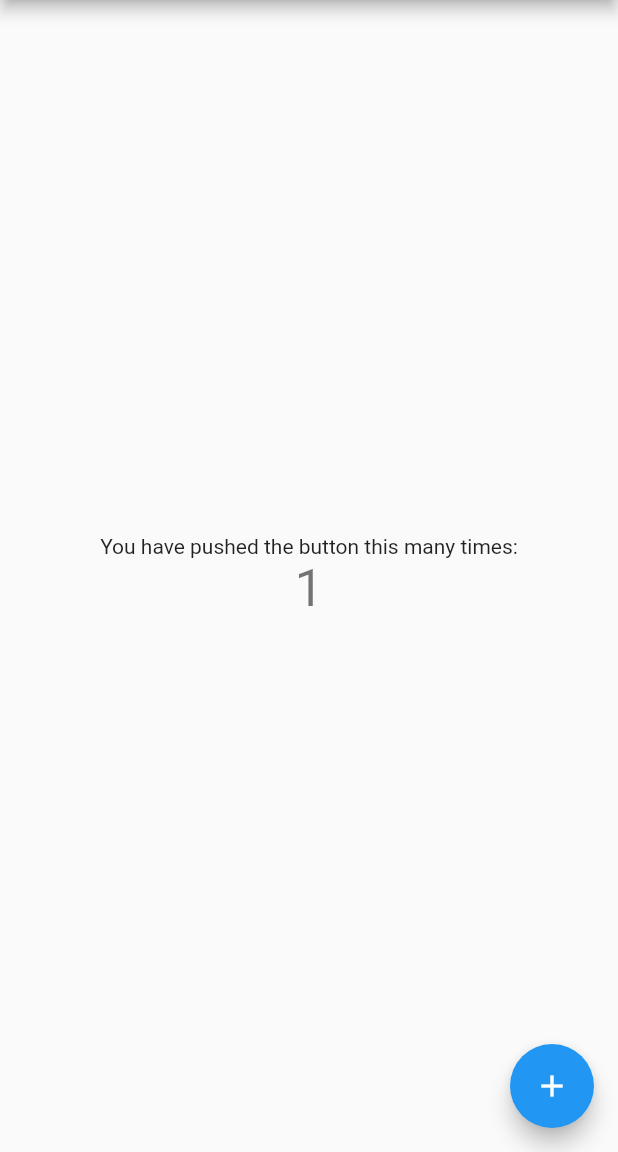
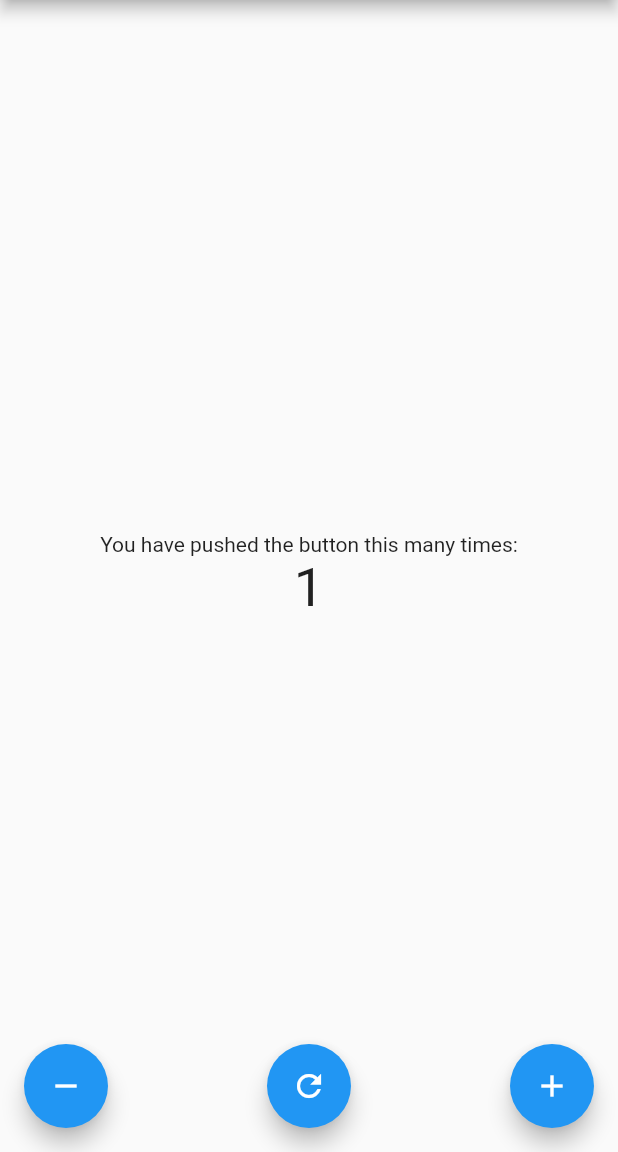
Before and after one commit to tablee425/redux-sample-flutter, a Flutter app: the screen it shows after launch, after a tap on the "add" icon, on a phone screen of 412 x 824 dp, the part 84-1236 px from its top. Run offline on Flutter 3.47's test engine with Material 2 defaults, Android fonts, the phone set to English and light mode, and no system bars; our stand-ins replace flutter_redux, redux.

Commit message:
add sample view

```diff
--- a/redux_sample_flutter/lib/main.dart
+++ b/redux_sample_flutter/lib/main.dart
@@ -31,87 +31,93 @@ class MyApp extends StatelessWidget {
   }
 }
 
-class MyHomePage extends StatefulWidget {
+class MyHomePage extends StatelessWidget {
   MyHomePage({Key key, this.title}) : super(key: key);
-
-  // This widget is the home page of your application. It is stateful, meaning
-  // that it has a State object (defined below) that contains fields that affect
-  // how it looks.
-
-  // This class is the configuration for the state. It holds the values (in this
-  // case the title) provided by the parent (in this case the App widget) and
-  // used by the build method of the State. Fields in a Widget subclass are
-  // always marked "final".
-
   final String title;
 
   @override
-  _MyHomePageState createState() => _MyHomePageState();
-}
-
-class _MyHomePageState extends State<MyHomePage> {
-  int _counter = 0;
-
-  void _incrementCounter() {
-    setState(() {
-      // This call to setState tells the Flutter framework that something has
-      // changed in this State, which causes it to rerun the build method below
-      // so that the display can reflect the updated values. If we changed
-      // _counter without calling setState(), then the build method would not be
-      // called again, and so nothing would appear to happen.
-      _counter++;
-    });
-  }
-
-  @override
   Widget build(BuildContext context) {
-    // This method is rerun every time setState is called, for instance as done
-    // by the _incrementCounter method above.
-    //
-    // The Flutter framework has been optimized to make rerunning build methods
-    // fast, so that you can just rebuild anything that needs updating rather
-    // than having to individually change instances of widgets.
     return Scaffold(
       appBar: AppBar(
-        // Here we take the value from the MyHomePage object that was created by
-        // the App.build method, and use it to set our appbar title.
-        title: Text(widget.title),
+        title: Text(title),
       ),
-      body: Center(
-        // Center is a layout widget. It takes a single child and positions it
-        // in the middle of the parent.
+      body: Stack(
+        children: <Widget>[
+          Center(
             child: Column(
-          // Column is also layout widget. It takes a list of children and
-          // arranges them vertically. By default, it sizes itself to fit its
-          // children horizontally, and tries to be as tall as its parent.
-          //
-          // Invoke "debug painting" (press "p" in the console, choose the
-          // "Toggle Debug Paint" action from the Flutter Inspector in Android
-          // Studio, or the "Toggle Debug Paint" command in Visual Studio Code)
-          // to see the wireframe for each widget.
-          //
-          // Column has various properties to control how it sizes itself and
-          // how it positions its children. Here we use mainAxisAlignment to
-          // center the children vertically; the main axis here is the vertical
-          // axis because Columns are vertical (the cross axis would be
-          // horizontal).
               mainAxisAlignment: MainAxisAlignment.center,
               children: <Widget>[
-            Text(
-              'You have pushed the button this many times:',
-            ),
-            Text(
-              '$_counter',
-              style: Theme.of(context).textTheme.display1,
+                Text('You have pushed the button this many times:'),
+                StoreConnector<CounterState, CounterViewModel>(
+                  converter: (store) {
+                    return CounterViewModel(state: store.state);
+                  },
+                  builder: (context, CounterViewModel model) {
+                    return Text(model.state.counter.toString(), style: TextStyle(fontSize: 36));
+                  },
                 ),
               ],
             ),
           ),
-      floatingActionButton: FloatingActionButton(
-        onPressed: _incrementCounter,
-        tooltip: 'Increment',
+          Align(alignment: Alignment.bottomRight, child: buildIncreaseButton()),
+          Align(alignment: Alignment.bottomLeft, child: buildDecreaseButton()),
+          Align(alignment: Alignment.bottomCenter, child: buildResetButton()),
+        ],
+      ),
+    );
+  }
+
+  buildIncreaseButton() {
+    return Container(
+      padding: EdgeInsets.all(16.0),
+      child: StoreConnector<CounterState, CounterViewModel>(
+        converter: (store) {
+          return CounterViewModel(
+            state: store.state,
+            onIncreaseCounter: () => store.dispatch(CounterActions.Increment),
+          );
+        },
+        builder: (context, CounterViewModel model) => FloatingActionButton(
+          onPressed: model.onIncreaseCounter,
           child: Icon(Icons.add),
-      ), // This trailing comma makes auto-formatting nicer for build methods.
+        ),
+      ),
+    );
+  }
+
+  buildDecreaseButton() {
+    return Container(
+      padding: EdgeInsets.all(16.0),
+      child: StoreConnector<CounterState, CounterViewModel>(
+        converter: (store) {
+          return CounterViewModel(
+            state: store.state,
+            onDecreaseCounter: () => store.dispatch(CounterActions.Decrement),
+          );
+        },
+        builder: (context, CounterViewModel model) => FloatingActionButton(
+          onPressed: model.onDecreaseCounter,
+          child: Icon(Icons.remove),
+        ),
+      ),
+    );
+  }
+
+  buildResetButton() {
+    return Container(
+      padding: EdgeInsets.all(16.0),
+      child: StoreConnector<CounterState, CounterViewModel>(
+        converter: (store) {
+          return CounterViewModel(
+            state: store.state,
+            onResetCounter: () => store.dispatch(CounterActions.ResetCounter),
+          );
+        },
+        builder: (context, CounterViewModel model) => FloatingActionButton(
+          onPressed: model.onResetCounter,
+          child: Icon(Icons.refresh),
+        ),
+      ),
     );
   }
 }
```
Also changed, not shown: 1 other file. Lines whose indentation alone changed are shown as unchanged.
